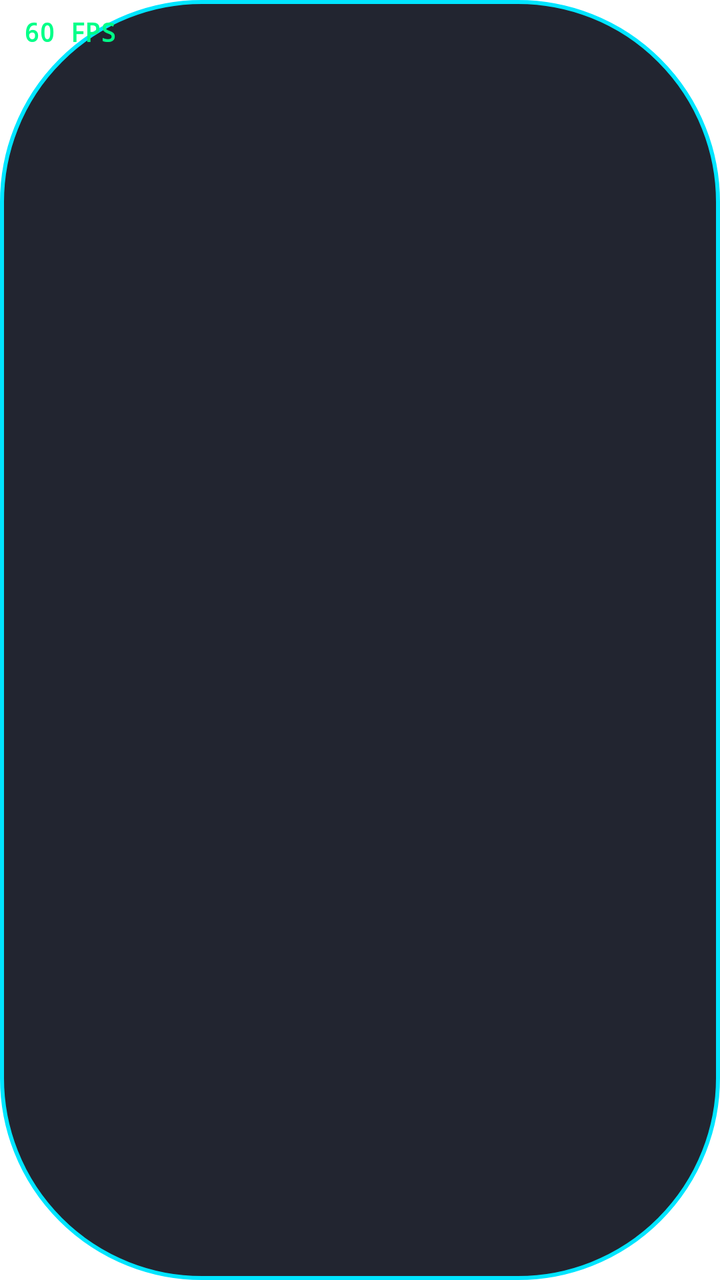
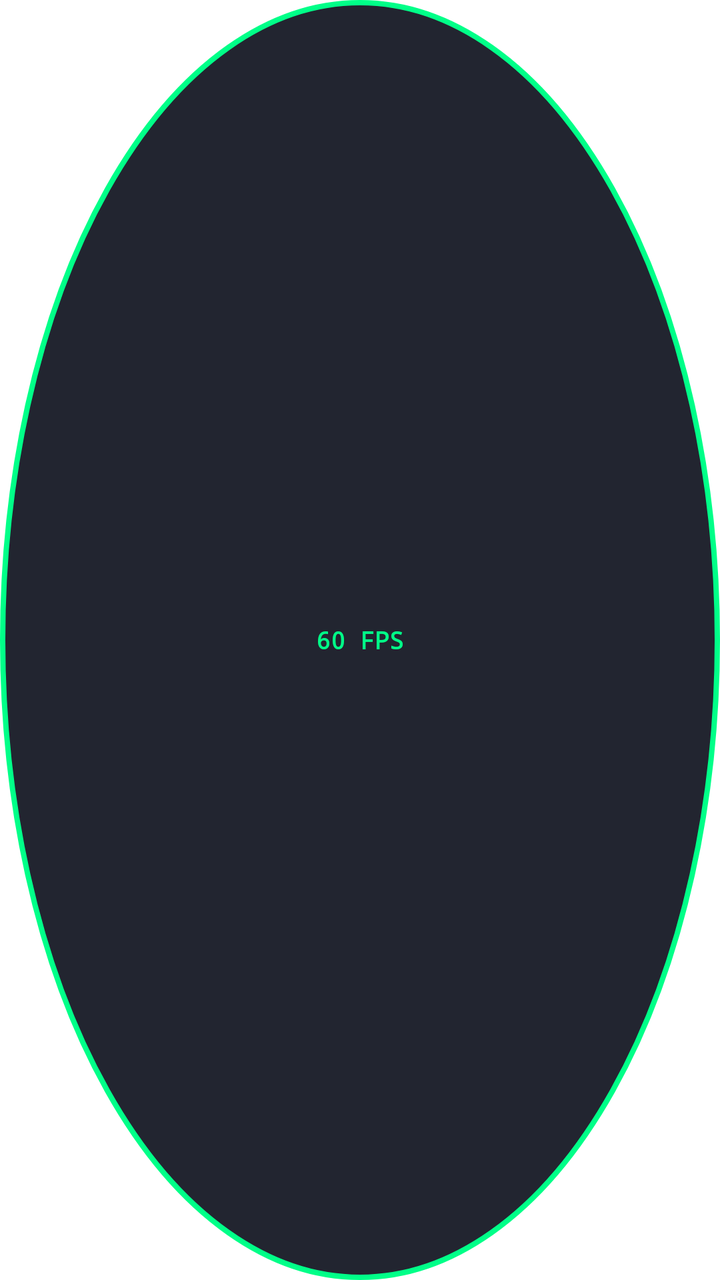

Screens rendered from an Android XML layout before and after an edit, with the pre-edit source and the edit as a unified diff.
<!-- AndroidManifest.xml: application theme AppTheme -->
<!-- res/layout/vista_bolita_fps.xml -->
<?xml version="1.0" encoding="utf-8"?>
<TextView xmlns:android="http://schemas.android.com/apk/res/android"
    android:id="@+id/tv_fps"
    android:layout_width="wrap_content"
    android:layout_height="wrap_content"
    android:paddingHorizontal="12dp"
    android:paddingVertical="7dp"
    android:background="@drawable/fondo_bolita"
    android:text="60 FPS"
    android:textColor="#00FF88"
    android:textSize="13sp"
    android:textStyle="bold"
    android:elevation="12dp"
    android:fontFamily="monospace" />
<!-- resources referenced by this layout -->
<resources>
  <!-- drawable fondo_bolita (drawable) -->
  <?xml version="1.0" encoding="utf-8"?>
  <shape xmlns:android="http://schemas.android.com/apk/res/android"
      android:shape="rectangle">
      <solid android:color="#E60A0E1A" />
      <corners android:radius="100dp" />
      <stroke
          android:width="2dp"
          android:color="#00E5FF" />
  </shape>
</resources>

<!-- the commit's change to res/layout/vista_bolita_fps.xml (unified diff, before → after) -->
@@ -1,14 +1,13 @@
 <?xml version="1.0" encoding="utf-8"?>
 <TextView xmlns:android="http://schemas.android.com/apk/res/android"
     android:id="@+id/tv_fps"
-    android:layout_width="wrap_content"
-    android:layout_height="wrap_content"
-    android:paddingHorizontal="12dp"
-    android:paddingVertical="7dp"
+    android:layout_width="72dp"
+    android:layout_height="72dp"
+    android:gravity="center"
     android:background="@drawable/fondo_bolita"
     android:text="60 FPS"
     android:textColor="#00FF88"
-    android:textSize="13sp"
+    android:textSize="12sp"
     android:textStyle="bold"
     android:elevation="12dp"
     android:fontFamily="monospace" />
<!-- resource entries referenced after the edit -->
@@ -3,12 +3,11 @@
   <!-- drawable fondo_bolita (drawable) -->
   <?xml version="1.0" encoding="utf-8"?>
   <shape xmlns:android="http://schemas.android.com/apk/res/android"
-      android:shape="rectangle">
+      android:shape="oval">
       <solid android:color="#E60A0E1A" />
-      <corners android:radius="100dp" />
       <stroke
-          android:width="2dp"
-          android:color="#00E5FF" />
+          android:width="2.5dp"
+          android:color="#00FF88" />
   </shape>
 </resources>
 
